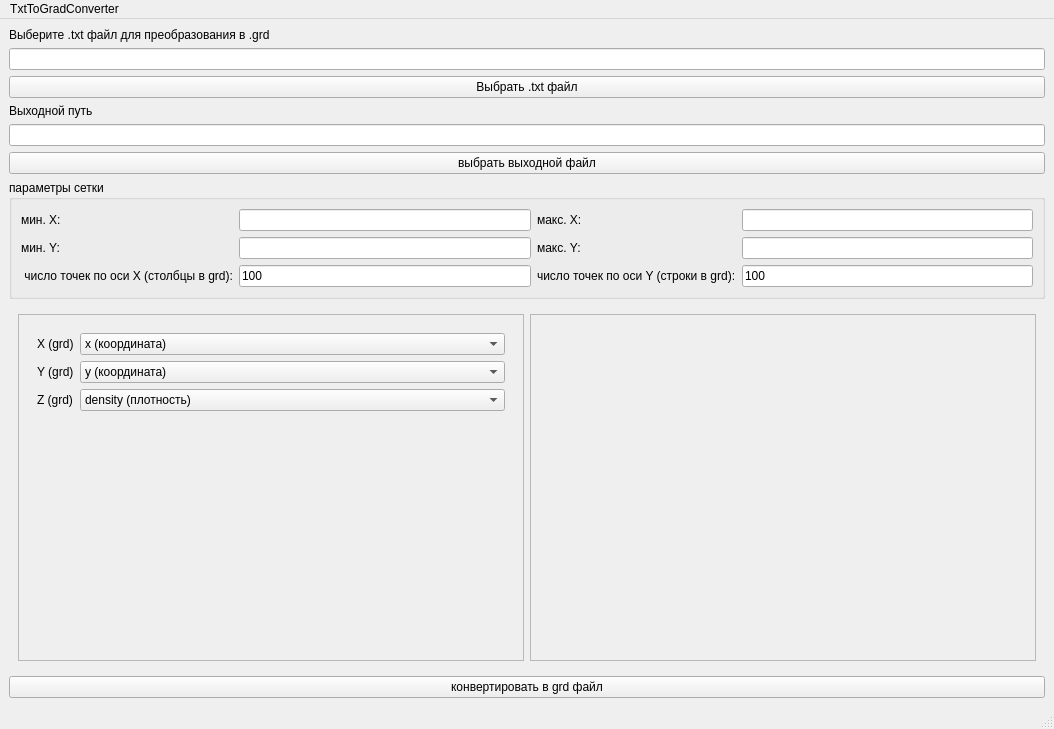
Codbrain1/QSpace, file src/UI/mainwindow.ui: the form before one commit.
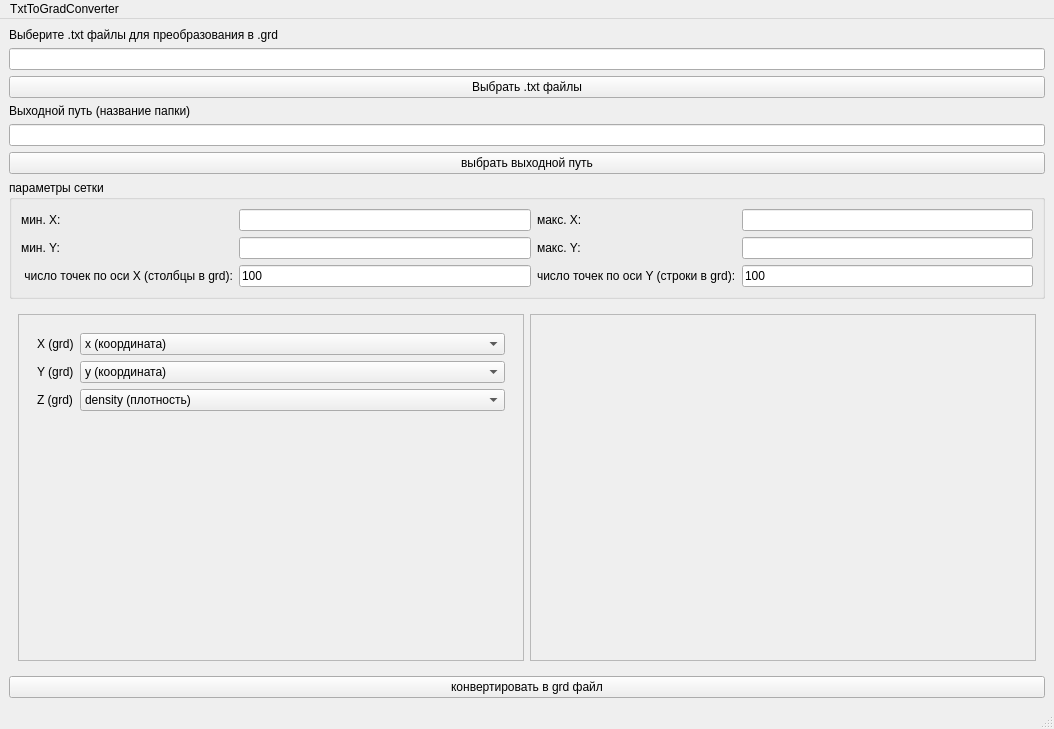
The form after the commit.

```diff
--- a/src/UI/mainwindow.ui
+++ b/src/UI/mainwindow.ui
@@ -24,7 +24,7 @@
     <item>
      <widget class="QLabel" name="inputlabel">
       <property name="text">
-       <string>Выберите .txt файл для преобразования в .grd</string>
+       <string>Выберите .txt файлы для преобразования в .grd</string>
       </property>
      </widget>
     </item>
@@ -38,14 +38,14 @@
     <item>
      <widget class="QPushButton" name="pushButton_txt">
       <property name="text">
-       <string>Выбрать .txt файл</string>
+       <string>Выбрать .txt файлы</string>
       </property>
      </widget>
     </item>
     <item>
      <widget class="QLabel" name="outputlabel">
       <property name="text">
-       <string>Выходной путь</string>
+       <string>Выходной путь (название папки)</string>
       </property>
      </widget>
     </item>
@@ -59,7 +59,7 @@
     <item>
      <widget class="QPushButton" name="pushButtongrd">
       <property name="text">
-       <string>выбрать выходной файл</string>
+       <string>выбрать выходной путь</string>
       </property>
      </widget>
     </item>
```
